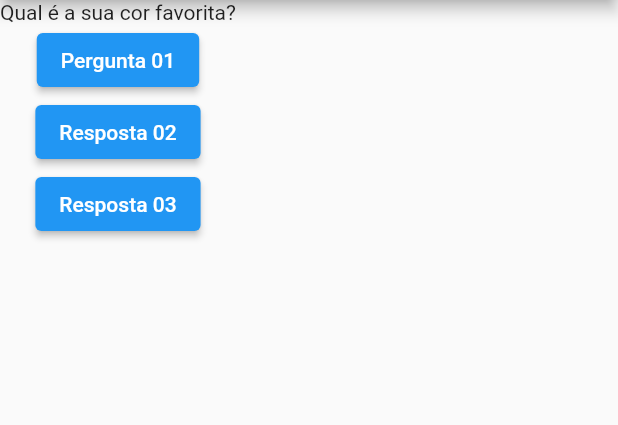
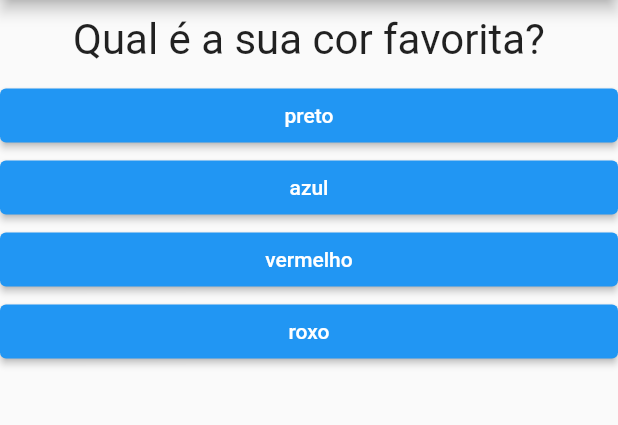
Before and after one commit to Guilherme-Ciano/Estudos-Flutter, a Flutter app: the screen it shows after launch, on a phone screen of 412 x 824 dp, the part 84-509 px from its top. Run offline on Flutter 3.47's test engine with Material 2 defaults, Android fonts, the phone set to English and light mode, and no system bars.

Commit message:
changes: Fragmentando funcionalidade e add pontos

```diff
--- a/lib/main.dart
+++ b/lib/main.dart
@@ -1,31 +1,62 @@
-import 'package:flutter/cupertino.dart';
 import 'package:flutter/material.dart';
+import 'package:aula_01/questionario.dart';
+import 'package:aula_01/resultado.dart';
 
 main() {
   runApp(new PerguntaApp());
 }
 
-class PerguntaAppState extends State<PerguntaApp> {
-  var perguntaSelecionada = 0;
+class _PerguntaAppState extends State<PerguntaApp> {
+  var _perguntaSelecionada = 0;
+  var _pontuacaoTotal = 0;
 
-  void responder() {
-    // Altera o texto de acordo com o valor
+  final _perguntas = const [
+    {
+      'texto': 'Qual é a sua cor favorita?',
+      'respostas': [
+        {'texto': 'preto', 'pontuacao': 30},
+        {'texto': 'azul', 'pontuacao': 40},
+        {'texto': 'vermelho', 'pontuacao': 20},
+        {'texto': 'roxo', 'pontuacao': 10},
+      ],
+    },
+    {
+      'texto': 'Qual é o seu animal favorito?',
+      'respostas': [
+        {'texto': 'Lobo', 'pontuacao': 40},
+        {'texto': 'Leão', 'pontuacao': 10},
+        {'texto': 'Cachorro', 'pontuacao': 30},
+        {'texto': 'Gato', 'pontuacao': 20},
+      ],
+    },
+    {
+      'texto': 'Qual é a sua idade?',
+      'respostas': [
+        {'texto': '17', 'pontuacao': 40},
+        {'texto': '12', 'pontuacao': 10},
+        {'texto': '6', 'pontuacao': 30},
+        {'texto': '44', 'pontuacao': 20},
+      ],
+    }
+  ];
+
+  void _responder(int pontuacao) {
+    if (temPerguntaSelecionada) {
       setState(() {
-      perguntaSelecionada++;
+        _perguntaSelecionada++;
+        _pontuacaoTotal += pontuacao;
       });
 
-    print(perguntaSelecionada);
+      print('Pontuação => $_pontuacaoTotal');
+    }
   }
 
-  Widget build(BuildContext context) {
-    // Iniciando o app
+  bool get temPerguntaSelecionada {
+    return _perguntaSelecionada < _perguntas.length;
+  }
 
   @override
-    final perguntas = [
-      'Qual é a sua cor favorita?',
-      'Qual é o seu animal favorito?'
-    ];
-
+  Widget build(BuildContext context) {
     return MaterialApp(
       home: Scaffold(
           appBar: AppBar(
@@ -33,39 +64,19 @@ class PerguntaAppState extends State<PerguntaApp> {
           ),
 
           // * Corpo do App
-        body: Column(
-          children: [
-            Text(perguntas[perguntaSelecionada]),
-
-            // * Botão 1
-            ElevatedButton(
-              child: Text('Pergunta 01'),
-              onPressed: responder,
-            ),
-
-            // * Botão 2
-            ElevatedButton(
-              child: Text('Resposta 02'),
-              onPressed: responder,
-            ),
-
-            // * Botão 3
-            ElevatedButton(
-              child: Text('Resposta 03'),
-              onPressed: responder,
-            ),
-
-            //
-          ],
-        ),
-      ),
+          body: temPerguntaSelecionada
+              ? Questionario(
+                  perguntas: _perguntas,
+                  perguntaSelecionada: _perguntaSelecionada,
+                  respostaUser: _responder,
+                )
+              : Resultado(_pontuacaoTotal)),
     );
   }
 }
 
-// Transformando o widget Stateless em Stateful
 class PerguntaApp extends StatefulWidget {
-  PerguntaAppState createState() {
-    return PerguntaAppState();
+  _PerguntaAppState createState() {
+    return _PerguntaAppState();
   }
 }
--- /dev/null
+++ b/lib/questao.dart
@@ -0,0 +1,20 @@
+import 'package:flutter/material.dart';
+
+class Questao extends StatelessWidget {
+  final texto;
+
+  Questao(this.texto);
+
+  @override
+  Widget build(BuildContext context) {
+    return Container(
+      width: double.infinity,
+      margin: EdgeInsets.all(10),
+      child: Text(
+        texto,
+        style: TextStyle(fontSize: 28),
+        textAlign: TextAlign.center,
+      ),
+    );
+  }
+}
--- /dev/null
+++ b/lib/questionario.dart
@@ -0,0 +1,37 @@
+import 'package:aula_01/questao.dart';
+import 'package:aula_01/resposta.dart';
+import 'package:flutter/material.dart';
+
+class Questionario extends StatelessWidget {
+  final List<Map<String, Object>> perguntas;
+  final int perguntaSelecionada;
+  final void Function(int) respostaUser;
+
+  Questionario({
+    required this.perguntas,
+    required this.perguntaSelecionada,
+    required this.respostaUser,
+  });
+
+  bool get temPerguntaSelecionada {
+    return perguntaSelecionada < perguntas.length;
+  }
+
+  @override
+  Widget build(BuildContext context) {
+    List<Map<String, Object>>? respostas = temPerguntaSelecionada
+        ? perguntas[perguntaSelecionada]['respostas']
+            as List<Map<String, Object>>
+        : null;
+
+    return Column(
+      children: <Widget>[
+        Questao(perguntas[perguntaSelecionada]['texto'].toString()),
+        ...respostas!
+            .map((resp) => Resposta(resp['texto'].toString(),
+                () => respostaUser(int.parse(resp['pontuacao'].toString()))))
+            .toList(),
+      ],
+    );
+  }
+}
--- /dev/null
+++ b/lib/resposta.dart
@@ -0,0 +1,16 @@
+import 'package:flutter/material.dart';
+
+class Resposta extends StatelessWidget {
+  late final String texto;
+  final void Function() quandoSelecionado;
+
+  Resposta(this.texto, this.quandoSelecionado);
+
+  @override
+  Widget build(BuildContext context) {
+    return Container(
+      width: double.infinity,
+      child: ElevatedButton(child: Text(texto), onPressed: quandoSelecionado),
+    );
+  }
+}
--- /dev/null
+++ b/lib/resultado.dart
@@ -0,0 +1,27 @@
+import 'package:flutter/material.dart';
+
+class Resultado extends StatelessWidget {
+  final int pontuacao;
+
+  Resultado(this.pontuacao);
+
+  String get fraseResultado {
+    if (pontuacao < 80) {
+      return ('Parabéns!');
+    } else if (pontuacao < 120) {
+      return ('Grande Partida!');
+    } else {
+      return ('Explêndido!');
+    }
+  }
+
+  @override
+  Widget build(BuildContext context) {
+    return Center(
+      child: Text(
+        fraseResultado,
+        style: TextStyle(fontSize: 28),
+      ),
+    );
+  }
+}
```
Lines whose indentation alone changed are shown as unchanged.
